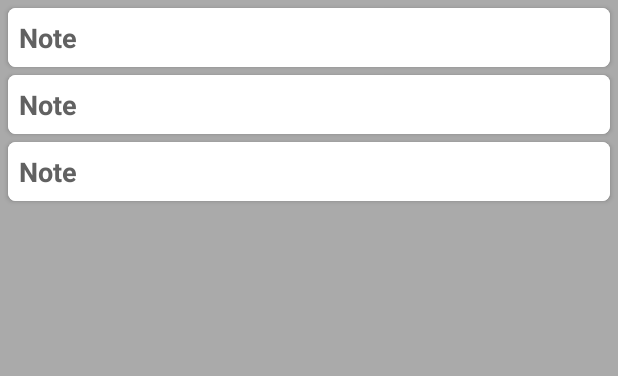
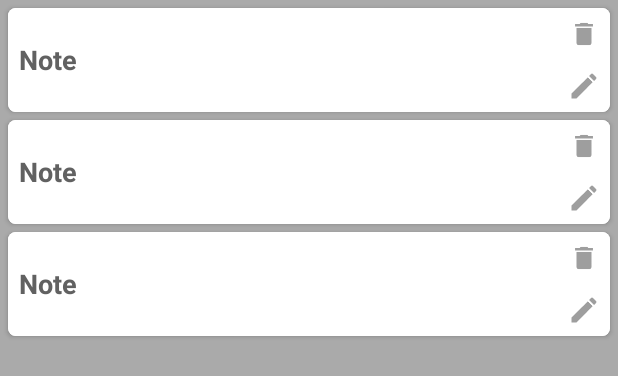
Before and after one commit to ShakilAhmedShaj/Android_JetPack_Architecture_Room, an Android app: the layout content_main.xml on its own in the app's theme, with its tools: preview values and no code run, on a phone screen of 412 x 824 dp. Shown: the top 376 px of the screen. Run offline under Robolectric (Android 15) with nearby library versions, the phone set to English and light mode, and no system bars.

Commit message:
Update Operation added

```diff
--- a/app/src/main/AndroidManifest.xml
+++ b/app/src/main/AndroidManifest.xml
@@ -20,5 +20,6 @@
             </intent-filter>
         </activity>
         <activity android:name=".NewNoteActivity"/>
+        <activity android:name=".EditNoteActivity"/>
     </application>
 </manifest>
--- a/app/src/main/res/layout/content_main.xml
+++ b/app/src/main/res/layout/content_main.xml
@@ -16,5 +16,4 @@
         android:background="@android:color/darker_gray"
         tools:listitem="@layout/list_item" />
 
-
 </android.support.constraint.ConstraintLayout>
--- a/app/src/main/res/layout/list_item.xml
+++ b/app/src/main/res/layout/list_item.xml
@@ -32,6 +32,27 @@
                 android:textStyle="bold"/>
 
         </LinearLayout>
+        <LinearLayout
+            android:layout_width="wrap_content"
+            android:layout_height="wrap_content"
+            android:orientation="vertical">
+
+            <ImageView
+                android:id="@+id/ivRowDelete"
+                android:layout_width="20dp"
+                android:layout_height="20dp"
+                android:layout_margin="7dp"
+                android:src="@drawable/ic_delete"
+                android:tint="#9E9E9E"/>
+
+            <ImageView
+                android:id="@+id/ivRowEdit"
+                android:layout_width="20dp"
+                android:layout_height="20dp"
+                android:layout_margin="7dp"
+                android:src="@drawable/ic_edit"
+                android:tint="#9E9E9E"/>
+        </LinearLayout>
 
     </LinearLayout>
 
--- a/app/src/main/res/values/strings.xml
+++ b/app/src/main/res/values/strings.xml
@@ -6,4 +6,8 @@
     <string name="saved">Note Saved</string>
     <string name="not_saved">Couldn\'t Save</string>
     <string name="no_note">No notes</string>
+    <string name="note">Update Note</string>
+    <string name="update">Update</string>
+    <string name="cancel">Cancel</string>
+    <string name="updated">Note Updated</string>
 </resources>
```
Also changed, not shown: app/src/main/java/com/t3ch/shaj/android_jetpack_architecture_room/EditNoteActivity.java (added, +59 -0 lines), app/src/main/java/com/t3ch/shaj/android_jetpack_architecture_room/EditNoteViewModel.java (added, +25 -0 lines), app/src/main/java/com/t3ch/shaj/android_jetpack_architecture_room/MainActivity.java (+14 -0 lines), app/src/main/java/com/t3ch/shaj/android_jetpack_architecture_room/NoteDao.java (+8 -0 lines), app/src/main/java/com/t3ch/shaj/android_jetpack_architecture_room/NoteListAdapter.java (+24 -0 lines), app/src/main/java/com/t3ch/shaj/android_jetpack_architecture_room/NoteViewModel.java (+20 -1 lines), app/src/main/res/layout/activity_edit.xml (added, +32 -0 lines), app/src/main/res/drawable/ic_delete.png (added), app/src/main/res/drawable/ic_edit.png (added).
